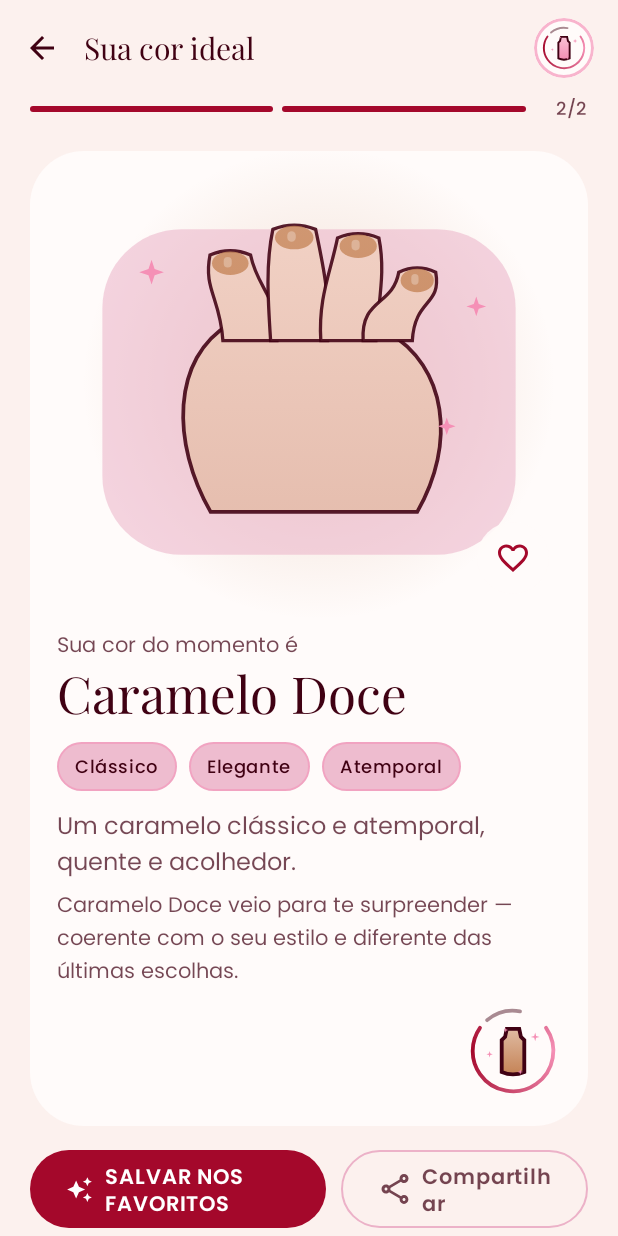
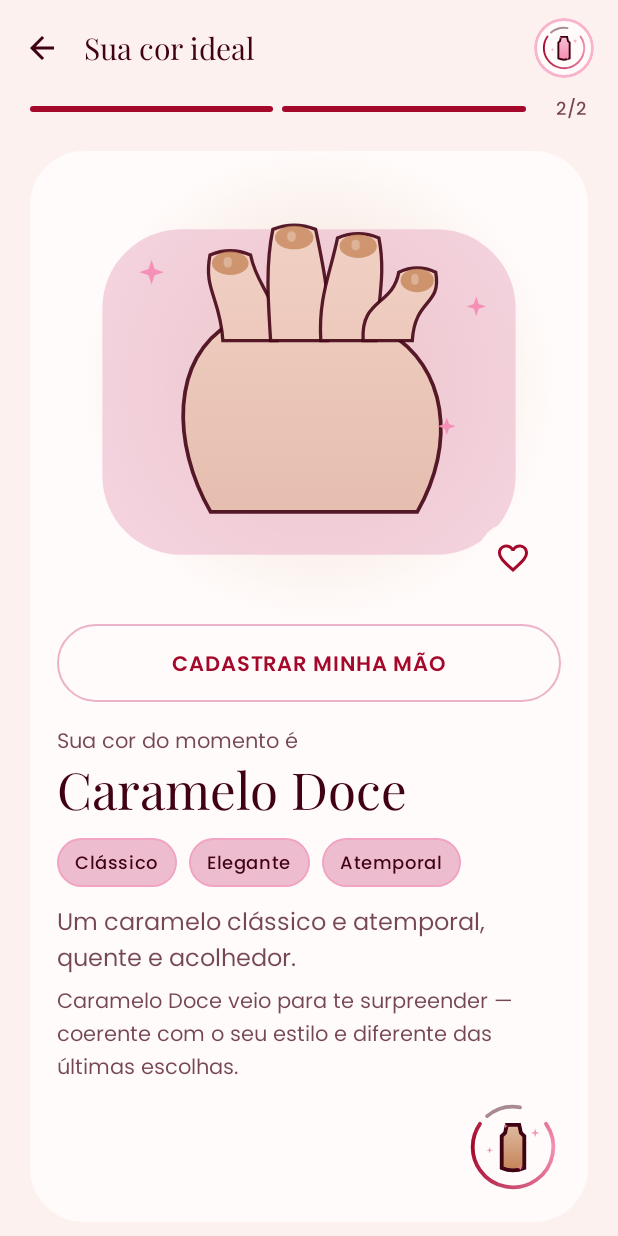
Before and after one commit to marciacrisrs/unhas-de-que-cor-app, an Android app built with Jetpack Compose: the screen it shows after launch (MainActivity), after a tap on "ESCOLHA POR MIM", on a phone screen of 412 x 824 dp. Run offline under Robolectric (Android 15) with nearby library versions, the phone set to English and light mode, and no system bars; our stand-ins replace Dagger/Hilt's generated code, Room's generated code.

Commit message:
feat(result): try-on estático da cor na mão cadastrada (B.2)
Quando há referência de mão, o Resultado mostra a foto com overlays
aproximados da cor recomendada; sem mão, mantém a ilustração e CTA
para cadastrar. Amostras usam âncoras por sampleId.

Co-authored-by: Marcia <marciacrisrs@users.noreply.github.com>

```diff
--- a/app/src/main/java/br/com/unhasdequecor/ui/navigation/AppNavHost.kt
+++ b/app/src/main/java/br/com/unhasdequecor/ui/navigation/AppNavHost.kt
@@ -115,6 +115,9 @@ fun AppNavHost() {
                             popUpTo(Routes.HOME)
                         }
                     },
+                    onOpenHandReference = {
+                        navController.navigate(Routes.HAND_REFERENCE)
+                    },
                 )
             }
             composable(Routes.HISTORY) {
--- a/app/src/main/java/br/com/unhasdequecor/ui/result/ResultScreen.kt
+++ b/app/src/main/java/br/com/unhasdequecor/ui/result/ResultScreen.kt
@@ -47,12 +47,14 @@ import androidx.compose.ui.platform.LocalContext
 import androidx.compose.ui.unit.dp
 import androidx.hilt.navigation.compose.hiltViewModel
 import androidx.lifecycle.compose.collectAsStateWithLifecycle
+import br.com.unhasdequecor.ui.components.HandTryOnPreview
 import br.com.unhasdequecor.ui.components.InfoTag
 import br.com.unhasdequecor.ui.components.NailHandIllustration
 import br.com.unhasdequecor.ui.components.NailPolishMark
 import br.com.unhasdequecor.ui.components.NailSwatch
 import br.com.unhasdequecor.ui.components.PrimaryCtaButton
 import br.com.unhasdequecor.ui.components.ProgressSteps
+import br.com.unhasdequecor.ui.components.SecondaryCtaButton
 import br.com.unhasdequecor.ui.theme.FunChipShape
 import br.com.unhasdequecor.ui.theme.RecommendationCardShape
 import br.com.unhasdequecor.ui.theme.SoftSurfaceShape
@@ -66,6 +68,7 @@ private const val SHARE_BUTTON_WEIGHT = 1f
 fun ResultScreen(
     onBack: () -> Unit,
     onOpenHistory: () -> Unit,
+    onOpenHandReference: () -> Unit,
     viewModel: ResultViewModel = hiltViewModel(),
 ) {
     val state by viewModel.uiState.collectAsStateWithLifecycle()
@@ -135,6 +138,19 @@ fun ResultScreen(
                         ) {
                             Column(modifier = Modifier.padding(18.dp)) {
                                 Box(modifier = Modifier.fillMaxWidth()) {
+                                    val handPath = state.handLocalPath
+                                    if (handPath != null) {
+                                        HandTryOnPreview(
+                                            imagePath = handPath,
+                                            revision = state.handRevision,
+                                            polishColor = Color(color.hex),
+                                            colorName = color.name,
+                                            sampleId = state.handSampleId.takeIf { state.isSampleHand },
+                                            modifier = Modifier
+                                                .fillMaxWidth()
+                                                .padding(horizontal = 4.dp),
+                                        )
+                                    } else {
                                         NailHandIllustration(
                                             polishColor = Color(color.hex),
                                             colorName = color.name,
@@ -142,6 +158,7 @@ fun ResultScreen(
                                                 .fillMaxWidth()
                                                 .padding(horizontal = 4.dp),
                                         )
+                                    }
                                     IconButton(
                                         onClick = viewModel::onToggleFavorite,
                                         modifier = Modifier
@@ -166,6 +183,19 @@ fun ResultScreen(
                                             tint = MaterialTheme.colorScheme.primary,
                                         )
                                     }
+                                }
+                                if (!state.hasHandReference) {
+                                    Spacer(modifier = Modifier.height(12.dp))
+                                    SecondaryCtaButton(
+                                        text = "Cadastrar minha mão",
+                                        onClick = onOpenHandReference,
+                                    )
+                                } else if (state.isSampleHand) {
+                                    Spacer(modifier = Modifier.height(12.dp))
+                                    SecondaryCtaButton(
+                                        text = "Trocar pela minha mão",
+                                        onClick = onOpenHandReference,
+                                    )
                                 }
                                 Spacer(modifier = Modifier.height(16.dp))
                                 Text(
--- a/app/src/main/java/br/com/unhasdequecor/ui/result/ResultViewModel.kt
+++ b/app/src/main/java/br/com/unhasdequecor/ui/result/ResultViewModel.kt
@@ -4,8 +4,10 @@ import androidx.lifecycle.SavedStateHandle
 import androidx.lifecycle.ViewModel
 import androidx.lifecycle.viewModelScope
 import br.com.unhasdequecor.domain.model.ColorRecommendation
+import br.com.unhasdequecor.domain.model.HandReferenceSource
 import br.com.unhasdequecor.domain.model.RecommendationContext
 import br.com.unhasdequecor.domain.usecase.GenerateAndSaveRecommendationUseCase
+import br.com.unhasdequecor.domain.usecase.ObserveHandReferenceUseCase
 import br.com.unhasdequecor.domain.usecase.RestoreRecommendationUseCase
 import br.com.unhasdequecor.domain.usecase.ToggleFavoriteUseCase
 import br.com.unhasdequecor.ui.navigation.ResultSources
@@ -25,7 +27,13 @@ data class ResultUiState(
     val isFavorite: Boolean = false,
     val savedToHistory: Boolean = false,
     val errorMessage: String? = null,
-)
+    val handLocalPath: String? = null,
+    val handRevision: Long = 0L,
+    val isSampleHand: Boolean = false,
+    val handSampleId: String? = null,
+) {
+    val hasHandReference: Boolean get() = !handLocalPath.isNullOrBlank()
+}
 
 @HiltViewModel
 class ResultViewModel @Inject constructor(
@@ -33,6 +41,7 @@ class ResultViewModel @Inject constructor(
     private val generateAndSave: GenerateAndSaveRecommendationUseCase,
     private val restoreRecommendation: RestoreRecommendationUseCase,
     private val toggleFavorite: ToggleFavoriteUseCase,
+    observeHandReference: ObserveHandReferenceUseCase,
 ) : ViewModel() {
 
     private val source = ResultSources.toDomain(checkNotNull(savedStateHandle["source"]))
@@ -47,10 +56,22 @@ class ResultViewModel @Inject constructor(
     val uiState: StateFlow<ResultUiState> = _uiState.asStateFlow()
 
     init {
+        viewModelScope.launch {
+            observeHandReference().collect { hand ->
+                _uiState.update {
+                    it.copy(
+                        handLocalPath = hand?.localPath,
+                        handRevision = hand?.capturedAtEpochMs ?: 0L,
+                        isSampleHand = hand?.source == HandReferenceSource.SAMPLE,
+                        handSampleId = hand?.sampleId,
+                    )
+                }
+            }
+        }
+
         val navColorId = Routes.parseColorId(savedStateHandle.get<String>("colorId") ?: Routes.NONE)
         when {
             navColorId != null -> {
-                // Entrada pelo histórico/favoritos: restaura sem gerar/salvar de novo.
                 savedStateHandle[KEY_COLOR_ID] = navColorId
                 restoreCached(navColorId)
             }
```
Also changed, not shown: app/src/main/java/br/com/unhasdequecor/ui/components/HandTryOnPreview.kt (added, +122 -0 lines), app/src/main/java/br/com/unhasdequecor/ui/components/NailOverlayAnchors.kt (added, +67 -0 lines), 2 other files. Lines whose indentation alone changed are shown as unchanged.
